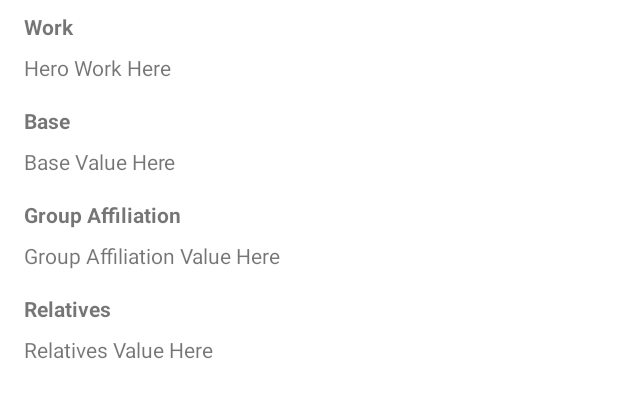
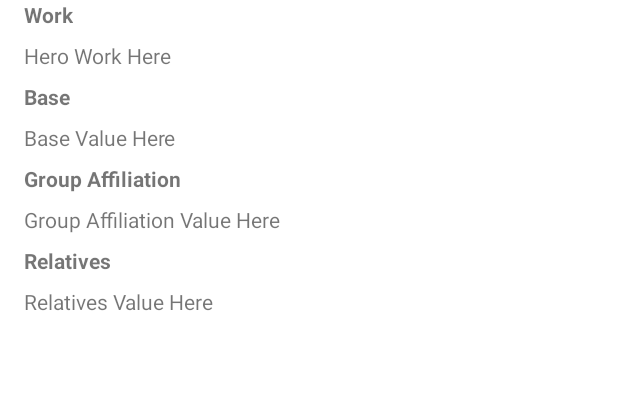
Before and after one commit to joseluisojedafdez/SuperHeroes, an Android app: the layout fragment_other.xml on its own in the app's theme, with its tools: preview values and no code run, on a phone screen of 412 x 824 dp. Shown: the top 398 px of the screen. Run offline under Robolectric (Android 15) with nearby library versions, the phone set to English and light mode, and no system bars; network calls fail.

Commit message:
Mas correcciones de formato en los layouts de detalle [WIP] el viewpager2 no hace scroll down cuando el contenido es más grande que la pantalla. [WIP] al girar la pantalla conseguir que los tabs se muestren al lado en lugar de abajo.

```diff
--- a/app/src/main/res/layout/fragment_detail.xml
+++ b/app/src/main/res/layout/fragment_detail.xml
@@ -1,6 +1,5 @@
 <?xml version="1.0" encoding="utf-8"?>
-<androidx.constraintlayout.widget.ConstraintLayout
-    xmlns:android="http://schemas.android.com/apk/res/android"
+<androidx.constraintlayout.widget.ConstraintLayout xmlns:android="http://schemas.android.com/apk/res/android"
     xmlns:app="http://schemas.android.com/apk/res-auto"
     xmlns:tools="http://schemas.android.com/tools"
     android:layout_width="match_parent"
@@ -33,10 +32,10 @@
         android:id="@+id/detail_tabs"
         android:layout_width="0dp"
         android:layout_height="0dp"
-        android:layout_marginTop="8dp"
         android:elevation="8dp"
         app:layout_constraintBottom_toBottomOf="parent"
         app:layout_constraintEnd_toEndOf="parent"
+        app:layout_constraintHorizontal_bias="0.0"
         app:layout_constraintStart_toStartOf="parent"
         app:layout_constraintTop_toBottomOf="@+id/tab_detail_hero" />
 
--- a/app/src/main/res/layout/fragment_other.xml
+++ b/app/src/main/res/layout/fragment_other.xml
@@ -12,7 +12,6 @@
         android:layout_width="wrap_content"
         android:layout_height="wrap_content"
         android:layout_marginStart="16dp"
-        android:layout_marginTop="8dp"
         android:text="@string/work"
         android:textStyle="bold"
         app:layout_constraintStart_toStartOf="parent"
@@ -33,7 +32,7 @@
         android:id="@+id/tv_base_label"
         android:layout_width="wrap_content"
         android:layout_height="wrap_content"
-        android:layout_marginTop="16dp"
+        android:layout_marginTop="8dp"
         android:text="@string/base"
         android:textStyle="bold"
         app:layout_constraintStart_toStartOf="@+id/tv_work"
@@ -54,7 +53,7 @@
         android:id="@+id/tv_group_affil_label"
         android:layout_width="wrap_content"
         android:layout_height="wrap_content"
-        android:layout_marginTop="16dp"
+        android:layout_marginTop="8dp"
         android:text="@string/group_affiliation"
         android:textStyle="bold"
         app:layout_constraintStart_toStartOf="@+id/tv_base_label"
@@ -75,7 +74,7 @@
         android:id="@+id/tv_relatives_label"
         android:layout_width="wrap_content"
         android:layout_height="wrap_content"
-        android:layout_marginTop="16dp"
+        android:layout_marginTop="8dp"
         android:text="@string/relatives"
         android:textStyle="bold"
         app:layout_constraintStart_toStartOf="@+id/tv_group_affil_value"
```
